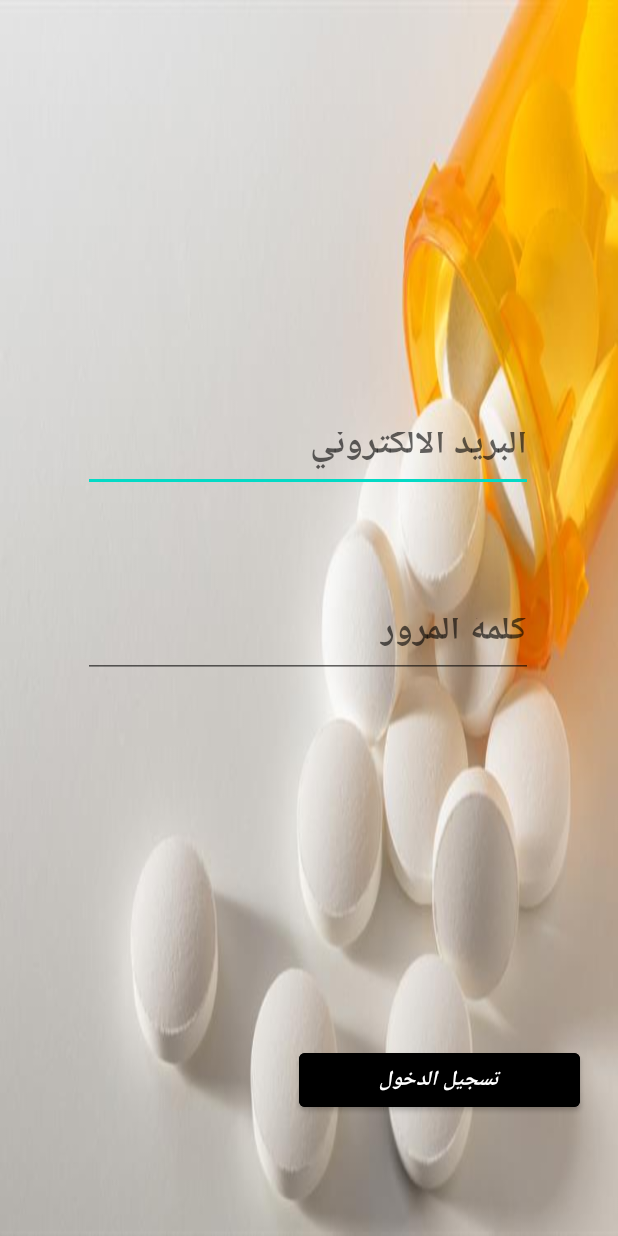
After one commit to damouni/TherapyApp, an Android app: the layout activity_login.xml on its own in the app's theme, with its tools: preview values and no code run, on a phone screen of 412 x 824 dp. The commit adds this screen. Run offline under Robolectric (Android 15) with nearby library versions, the phone set to English and light mode, and no system bars.

Commit message:
start dev

```diff
--- a/app/src/main/java/com/example/myproject/SignInActivity.java
+++ b/app/src/main/java/com/example/myproject/LoginActivity.java
@@ -8,7 +8,7 @@
 import android.widget.EditText;
 import android.widget.Toast;
 
-public class SignInActivity extends AppCompatActivity {
+public class LoginActivity extends AppCompatActivity {
 EditText email1;
 EditText passw;
     DatabaseHelper databaseHelper;
--- /dev/null
+++ b/app/src/main/res/layout-v21/activity_login.xml
@@ -0,0 +1,65 @@
+<?xml version="1.0" encoding="utf-8"?>
+<androidx.constraintlayout.widget.ConstraintLayout xmlns:android="http://schemas.android.com/apk/res/android"
+    xmlns:app="http://schemas.android.com/apk/res-auto"
+    xmlns:tools="http://schemas.android.com/tools"
+    android:layout_width="match_parent"
+    android:layout_height="match_parent"
+    android:background="@drawable/medium"
+    android:orientation="vertical"
+    tools:context=".SigninActivity">
+
+
+    <Button
+        android:id="@+id/btnLogin"
+        android:layout_width="187dp"
+        android:layout_height="48dp"
+        android:backgroundTint="@color/black"
+        android:text="تسجيل الدخول"
+        android:textColor="#FFFFFF"
+        android:onClick="nextActivity"
+        android:textStyle="bold|italic"
+        app:backgroundTint="#FFFFFF"
+        app:layout_constraintBottom_toBottomOf="parent"
+        app:layout_constraintEnd_toEndOf="parent"
+        app:layout_constraintHorizontal_bias="0.888"
+        app:layout_constraintStart_toStartOf="parent"
+        app:layout_constraintTop_toTopOf="parent"
+        app:layout_constraintVertical_bias="0.897"
+        tools:ignore="OnClick" />
+
+    <EditText
+        android:id="@+id/username"
+        android:layout_width="300dp"
+        android:layout_height="50dp"
+        android:ems="10"
+        android:gravity="right"
+        android:hint="البريد الالكتروني"
+        android:inputType="textEmailAddress"
+        android:textColor="@color/black"
+        android:textSize="24sp"
+        android:textStyle="bold"
+        app:layout_constraintBottom_toBottomOf="parent"
+        app:layout_constraintEnd_toEndOf="parent"
+        app:layout_constraintHorizontal_bias="0.495"
+        app:layout_constraintStart_toStartOf="parent"
+        app:layout_constraintTop_toTopOf="parent"
+        app:layout_constraintVertical_bias="0.359" />
+
+    <EditText
+        android:id="@+id/password"
+        android:layout_width="300dp"
+        android:layout_height="50dp"
+        android:ems="10"
+        android:gravity="right"
+        android:hint="كلمة المرور"
+        android:inputType="textPassword"
+        android:textColor="@color/black"
+        android:textSize="24sp"
+        android:textStyle="bold"
+        app:layout_constraintBottom_toBottomOf="parent"
+        app:layout_constraintEnd_toEndOf="parent"
+        app:layout_constraintHorizontal_bias="0.495"
+        app:layout_constraintStart_toStartOf="parent"
+        app:layout_constraintTop_toTopOf="parent"
+        app:layout_constraintVertical_bias="0.519" />
+</androidx.constraintlayout.widget.ConstraintLayout>
```
Also changed, not shown: app/src/main/res/layout/activity_login.xml (renamed from app/src/main/res/layout/activity_signin.xml).
